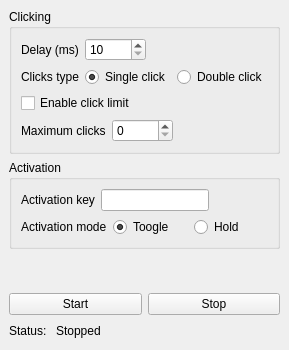
Old version of the form clicker/mainwindow.ui in the repository GamePlayer103/AutoClicker.
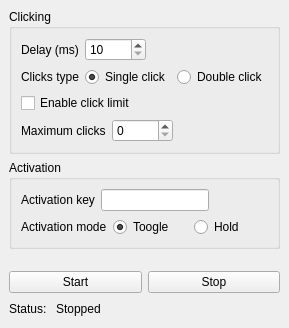
New version of the form.

What changed in the file:
```diff
--- a/clicker/mainwindow.ui
+++ b/clicker/mainwindow.ui
@@ -6,8 +6,8 @@
    <rect>
     <x>0</x>
     <y>0</y>
-    <width>264</width>
-    <height>350</height>
+    <width>262</width>
+    <height>328</height>
    </rect>
   </property>
   <property name="windowTitle">
```
